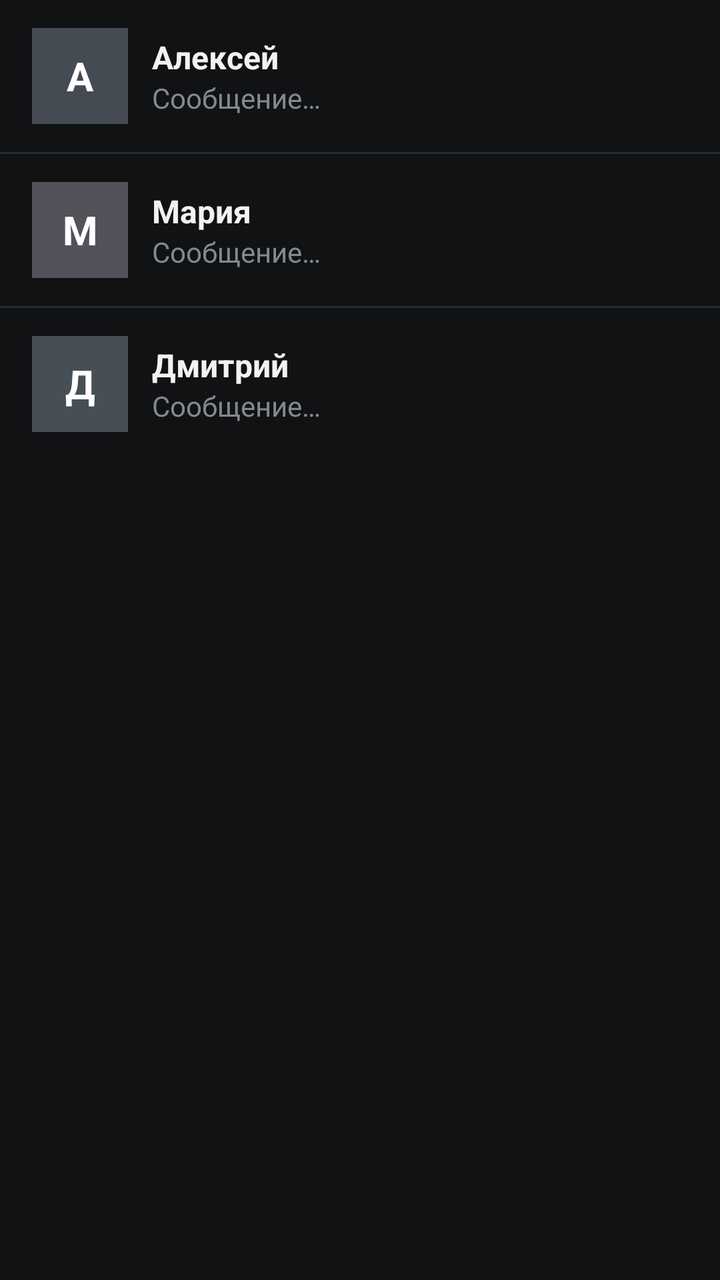
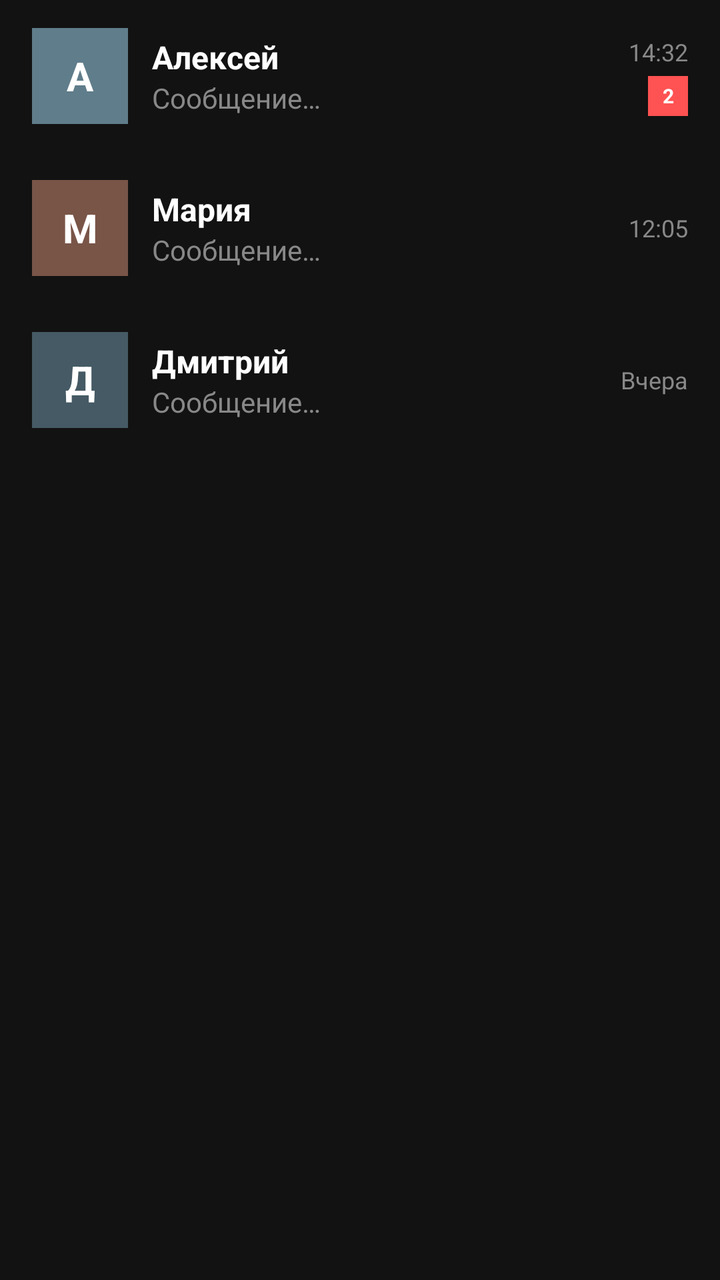

The first picture is an Android layout as it rendered before a commit; the second is the same layout after the commit. The layout source and the unified diff follow.
<!-- AndroidManifest.xml: application theme Theme.Almanac -->
<!-- res/layout/activity_main.xml -->
<?xml version="1.0" encoding="utf-8"?>
<LinearLayout xmlns:android="http://schemas.android.com/apk/res/android"
    android:layout_width="match_parent"
    android:layout_height="match_parent"
    android:orientation="vertical"
    android:background="#111214">

    
    <LinearLayout
        android:id="@+id/chatAlexey"
        android:layout_width="match_parent"
        android:layout_height="76dp"
        android:orientation="horizontal"
        android:gravity="center_vertical"
        android:paddingStart="16dp"
        android:paddingEnd="16dp"
        android:background="?android:attr/selectableItemBackground"
        android:clickable="true"
        android:focusable="true">

        <TextView
            android:layout_width="48dp"
            android:layout_height="48dp"
            android:background="#454B52"
            android:gravity="center"
            android:text="А"
            android:textColor="#FFFFFF"
            android:textSize="20sp"
            android:textStyle="bold" />

        <LinearLayout
            android:layout_width="0dp"
            android:layout_height="wrap_content"
            android:layout_weight="1"
            android:orientation="vertical"
            android:paddingStart="12dp">

            <TextView
                android:layout_width="wrap_content"
                android:layout_height="wrap_content"
                android:text="@string/contact_alexey"
                android:textColor="#F2F2F2"
                android:textSize="16sp"
                android:textStyle="bold" />

            <TextView
                android:layout_width="wrap_content"
                android:layout_height="wrap_content"
                android:text="@string/last_message"
                android:textColor="#85888C"
                android:textSize="14sp" />
        </LinearLayout>
    </LinearLayout>

    <View
        android:layout_width="match_parent"
        android:layout_height="1dp"
        android:background="#292C30" />

    
    <LinearLayout
        android:id="@+id/chatMaria"
        android:layout_width="match_parent"
        android:layout_height="76dp"
        android:orientation="horizontal"
        android:gravity="center_vertical"
        android:paddingStart="16dp"
        android:paddingEnd="16dp"
        android:background="?android:attr/selectableItemBackground"
        android:clickable="true"
        android:focusable="true">

        <TextView
            android:layout_width="48dp"
            android:layout_height="48dp"
            android:background="#55515A"
            android:gravity="center"
            android:text="М"
            android:textColor="#FFFFFF"
            android:textSize="20sp"
            android:textStyle="bold" />

        <LinearLayout
            android:layout_width="0dp"
            android:layout_height="wrap_content"
            android:layout_weight="1"
            android:orientation="vertical"
            android:paddingStart="12dp">

            <TextView
                android:layout_width="wrap_content"
                android:layout_height="wrap_content"
                android:text="@string/contact_maria"
                android:textColor="#F2F2F2"
                android:textSize="16sp"
                android:textStyle="bold" />

            <TextView
                android:layout_width="wrap_content"
                android:layout_height="wrap_content"
                android:text="@string/last_message"
                android:textColor="#85888C"
                android:textSize="14sp" />
        </LinearLayout>
    </LinearLayout>

    <View
        android:layout_width="match_parent"
        android:layout_height="1dp"
        android:background="#292C30" />

    
    <LinearLayout
        android:id="@+id/chatDmitry"
        android:layout_width="match_parent"
        android:layout_height="76dp"
        android:orientation="horizontal"
        android:gravity="center_vertical"
        android:paddingStart="16dp"
        android:paddingEnd="16dp"
        android:background="?android:attr/selectableItemBackground"
        android:clickable="true"
        android:focusable="true">

        <TextView
            android:layout_width="48dp"
            android:layout_height="48dp"
            android:background="#454F55"
            android:gravity="center"
            android:text="Д"
            android:textColor="#FFFFFF"
            android:textSize="20sp"
            android:textStyle="bold" />

        <LinearLayout
            android:layout_width="0dp"
            android:layout_height="wrap_content"
            android:layout_weight="1"
            android:orientation="vertical"
            android:paddingStart="12dp">

            <TextView
                android:layout_width="wrap_content"
                android:layout_height="wrap_content"
                android:text="@string/contact_dmitry"
                android:textColor="#F2F2F2"
                android:textSize="16sp"
                android:textStyle="bold" />

            <TextView
                android:layout_width="wrap_content"
                android:layout_height="wrap_content"
                android:text="@string/last_message"
                android:textColor="#85888C"
                android:textSize="14sp" />
        </LinearLayout>
    </LinearLayout>

</LinearLayout>
<!-- resources referenced by this layout -->
<resources>
  <string name="contact_alexey">Алексей</string>
  <string name="contact_dmitry">Дмитрий</string>
  <string name="contact_maria">Мария</string>
  <string name="last_message">Сообщение…</string>
  <style name="Theme.Almanac" parent="Theme.AppCompat.Light.DarkActionBar" />
</resources>

<!-- the commit's change to res/layout/activity_main.xml (unified diff, before → after) -->
@@ -2,8 +2,8 @@
 <LinearLayout xmlns:android="http://schemas.android.com/apk/res/android"
     android:layout_width="match_parent"
     android:layout_height="match_parent"
-    android:orientation="vertical"
-    android:background="#111214">
+    android:background="#121212"
+    android:orientation="vertical">
 
     
     <LinearLayout
@@ -21,7 +21,7 @@
         <TextView
             android:layout_width="48dp"
             android:layout_height="48dp"
-            android:background="#454B52"
+            android:background="#607D8B"
             android:gravity="center"
             android:text="А"
             android:textColor="#FFFFFF"
@@ -39,7 +39,7 @@
                 android:layout_width="wrap_content"
                 android:layout_height="wrap_content"
                 android:text="@string/contact_alexey"
-                android:textColor="#F2F2F2"
+                android:textColor="#FFFFFF"
                 android:textSize="16sp"
                 android:textStyle="bold" />
 
@@ -47,15 +47,36 @@
                 android:layout_width="wrap_content"
                 android:layout_height="wrap_content"
                 android:text="@string/last_message"
-                android:textColor="#85888C"
+                android:textColor="#888888"
                 android:textSize="14sp" />
         </LinearLayout>
+
+        <LinearLayout
+            android:layout_width="wrap_content"
+            android:layout_height="match_parent"
+            android:gravity="end|center_vertical"
+            android:orientation="vertical"
+            android:paddingStart="8dp">
+
+            <TextView
+                android:layout_width="wrap_content"
+                android:layout_height="wrap_content"
+                android:text="14:32"
+                android:textColor="#888888"
+                android:textSize="12sp" />
+
+            <TextView
+                android:layout_width="20dp"
+                android:layout_height="20dp"
+                android:layout_marginTop="4dp"
+                android:background="#FF5252"
+                android:gravity="center"
+                android:text="2"
+                android:textColor="#FFFFFF"
+                android:textSize="10sp"
+                android:textStyle="bold" />
+        </LinearLayout>
     </LinearLayout>
-
-    <View
-        android:layout_width="match_parent"
-        android:layout_height="1dp"
-        android:background="#292C30" />
 
     
     <LinearLayout
@@ -73,7 +94,7 @@
         <TextView
             android:layout_width="48dp"
             android:layout_height="48dp"
-            android:background="#55515A"
+            android:background="#795548"
             android:gravity="center"
             android:text="М"
             android:textColor="#FFFFFF"
@@ -91,7 +112,7 @@
                 android:layout_width="wrap_content"
                 android:layout_height="wrap_content"
                 android:text="@string/contact_maria"
-                android:textColor="#F2F2F2"
+                android:textColor="#FFFFFF"
                 android:textSize="16sp"
                 android:textStyle="bold" />
 
@@ -99,15 +120,25 @@
                 android:layout_width="wrap_content"
                 android:layout_height="wrap_content"
                 android:text="@string/last_message"
-                android:textColor="#85888C"
+                android:textColor="#888888"
                 android:textSize="14sp" />
         </LinearLayout>
+
+        <LinearLayout
+            android:layout_width="wrap_content"
+            android:layout_height="match_parent"
+            android:gravity="end|center_vertical"
+            android:orientation="vertical"
+            android:paddingStart="8dp">
+
+            <TextView
+                android:layout_width="wrap_content"
+                android:layout_height="wrap_content"
+                android:text="12:05"
+                android:textColor="#888888"
+                android:textSize="12sp" />
+        </LinearLayout>
     </LinearLayout>
-
-    <View
-        android:layout_width="match_parent"
-        android:layout_height="1dp"
-        android:background="#292C30" />
 
     
     <LinearLayout
@@ -125,7 +156,7 @@
         <TextView
             android:layout_width="48dp"
             android:layout_height="48dp"
-            android:background="#454F55"
+            android:background="#455A64"
             android:gravity="center"
             android:text="Д"
             android:textColor="#FFFFFF"
@@ -143,7 +174,7 @@
                 android:layout_width="wrap_content"
                 android:layout_height="wrap_content"
                 android:text="@string/contact_dmitry"
-                android:textColor="#F2F2F2"
+                android:textColor="#FFFFFF"
                 android:textSize="16sp"
                 android:textStyle="bold" />
 
@@ -151,9 +182,24 @@
                 android:layout_width="wrap_content"
                 android:layout_height="wrap_content"
                 android:text="@string/last_message"
-                android:textColor="#85888C"
+                android:textColor="#888888"
                 android:textSize="14sp" />
         </LinearLayout>
+
+        <LinearLayout
+            android:layout_width="wrap_content"
+            android:layout_height="match_parent"
+            android:gravity="end|center_vertical"
+            android:orientation="vertical"
+            android:paddingStart="8dp">
+
+            <TextView
+                android:layout_width="wrap_content"
+                android:layout_height="wrap_content"
+                android:text="Вчера"
+                android:textColor="#888888"
+                android:textSize="12sp" />
+        </LinearLayout>
     </LinearLayout>
 
 </LinearLayout>
